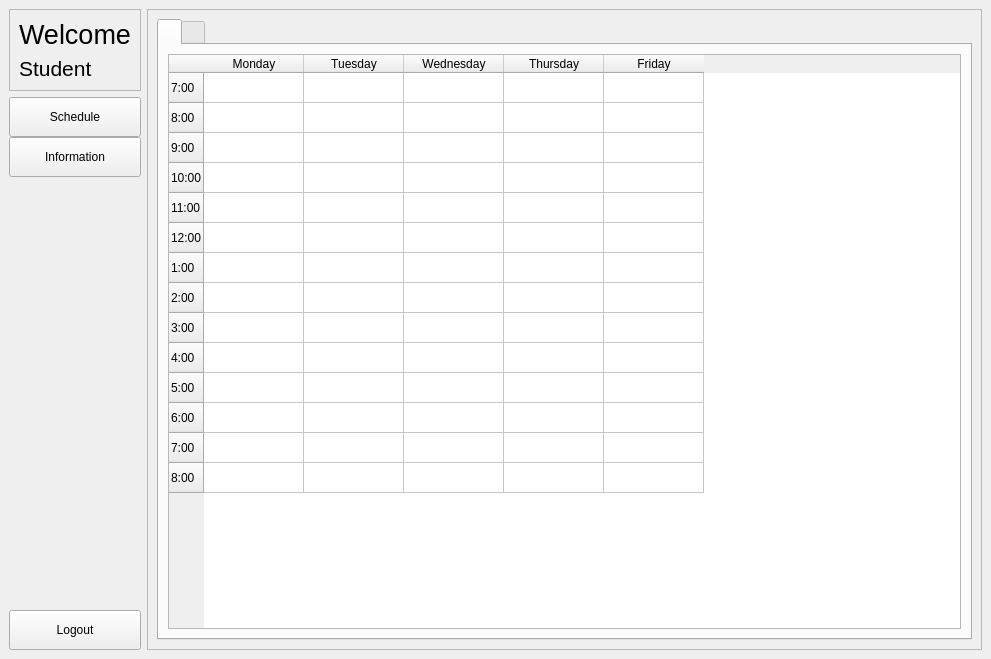
Above: Student_menu.ui from Carl-Sayson/TUPC-Room-Utilization before the change. Below: the same form after it.
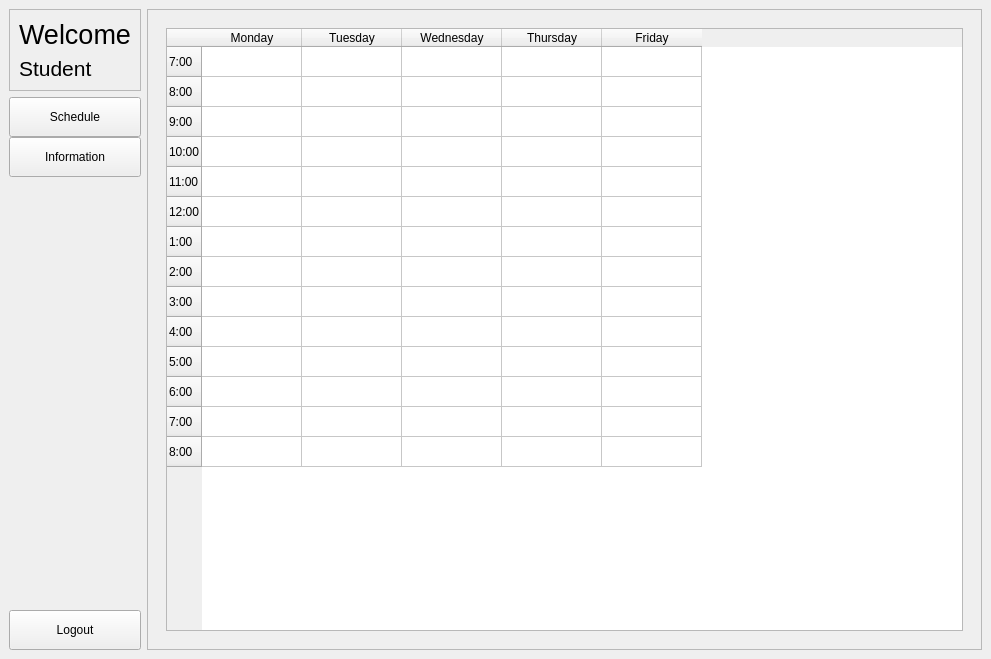
That is the form after the change.

What changed in the file:
```diff
--- a/Student_menu.ui
+++ b/Student_menu.ui
@@ -134,14 +134,11 @@
       </property>
       <layout class="QGridLayout" name="gridLayout_3">
        <item row="0" column="0">
-        <widget class="QTabWidget" name="student_menu_stackedwidget">
+        <widget class="QStackedWidget" name="student_menu_stackedwidget">
          <property name="currentIndex">
           <number>0</number>
          </property>
-         <widget class="QWidget" name="student_menu_stackedwidgetPage1">
-          <attribute name="title">
-           <string/>
-          </attribute>
+         <widget class="QWidget" name="student_menu_stackedwidgetPage1_2" native="true">
           <layout class="QGridLayout" name="gridLayout_2">
            <item row="0" column="0">
             <widget class="QTableWidget" name="room_sched_table">
@@ -244,10 +241,7 @@
            </item>
           </layout>
          </widget>
-         <widget class="QWidget" name="student_menu_stackedwidgetPage2">
-          <attribute name="title">
-           <string/>
-          </attribute>
+         <widget class="QWidget" name="student_menu_stackedwidgetPage2_2" native="true">
           <layout class="QGridLayout" name="gridLayout_4">
            <item row="0" column="0">
             <spacer name="horizontalSpacer">
```
